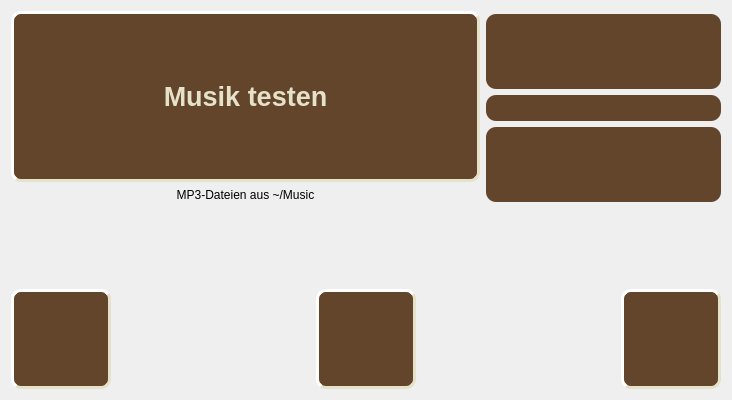
Above: formsettings.ui from cilo72/raspi_clock before the change. Below: the same form after it.
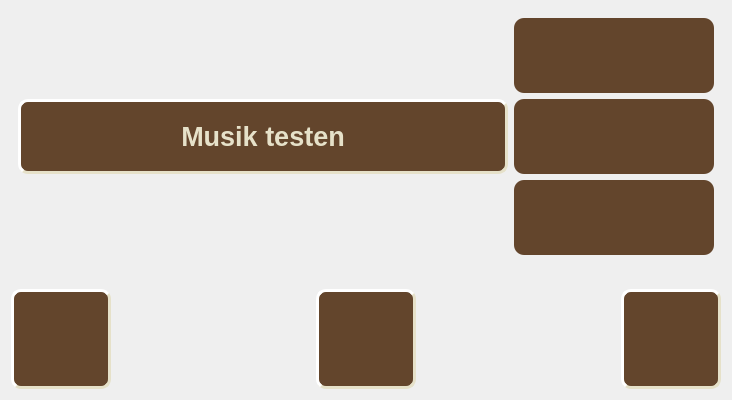
That is the form after the change. Icons and pictures are not drawn.

```diff
--- a/formsettings.ui
+++ b/formsettings.ui
@@ -38,64 +38,73 @@
   </property>
   <layout class="QVBoxLayout" name="verticalLayout">
    <item>
-    <layout class="QHBoxLayout" name="horizontalLayout" stretch="2,1">
+    <layout class="QGridLayout" name="gridLayout_3">
      <property name="leftMargin">
-      <number>0</number>
+      <number>7</number>
      </property>
      <property name="topMargin">
-      <number>0</number>
+      <number>7</number>
      </property>
      <property name="rightMargin">
-      <number>0</number>
+      <number>7</number>
      </property>
      <property name="bottomMargin">
-      <number>0</number>
+      <number>7</number>
      </property>
-     <item>
-      <layout class="QVBoxLayout" name="musicLayout">
-       <item>
-        <widget class="QToolButton" name="pushButtonTest">
-         <property name="sizePolicy">
-          <sizepolicy hsizetype="Expanding" vsizetype="Expanding">
-           <horstretch>0</horstretch>
-           <verstretch>0</verstretch>
-          </sizepolicy>
-         </property>
-         <property name="minimumSize">
-          <size><width>0</width><height>100</height></size>
-         </property>
-         <property name="font">
-          <font><pointsize>20</pointsize><bold>true</bold></font>
-         </property>
-         <property name="text"><string>Musik testen</string></property>
-         <property name="checkable"><bool>true</bool></property>
-         <property name="toolButtonStyle"><enum>Qt::ToolButtonTextOnly</enum></property>
-        </widget>
-       </item>
-       <item>
-        <widget class="QLabel" name="labelMusicStatus">
-         <property name="text"><string>MP3-Dateien aus ~/Music</string></property>
-         <property name="alignment"><set>Qt::AlignCenter</set></property>
-         <property name="wordWrap"><bool>true</bool></property>
-        </widget>
-       </item>
-      </layout>
+     <item row="2" column="1">
+      <widget class="QPushButton" name="pushButtonVolumeIncrement">
+       <property name="minimumSize">
+        <size>
+         <width>200</width>
+         <height>75</height>
+        </size>
+       </property>
+       <property name="maximumSize">
+        <size>
+         <width>200</width>
+         <height>16777215</height>
+        </size>
+       </property>
+       <property name="styleSheet">
+        <string notr="true">QPushButton {
+    background-color: rgb(99, 69, 44);
+    border-style: outset;
+    border-width: 0px;
+    border-radius: 10px;
+    border-color: rgb(230, 225, 201);
+    padding: 6px;
+	image: url(:/icons/icons/plus-on.svg);
+}
+
+QPushButton:pressed {
+    border-style: inset;
+	border-color: rgb(172, 147,98);
+
+	image: url(:/icons/icons/plus-off.svg);
+}
+
+QPushButton:disabled {
+    border-style: inset;
+	border-color: rgb(0, 147,98);
+
+	image: url(:/icons/icons/plus-off.svg);
+}</string>
+       </property>
+       <property name="text">
+        <string/>
+       </property>
+      </widget>
      </item>
-     <item>
-      <layout class="QVBoxLayout" name="verticalLayout_2">
-       <property name="topMargin">
-        <number>3</number>
+     <item row="0" column="1">
+      <widget class="QPushButton" name="pushButtonVolumeDecrement">
+       <property name="minimumSize">
+        <size>
+         <width>0</width>
+         <height>75</height>
+        </size>
        </property>
-       <item>
-        <widget class="QPushButton" name="pushButtonVolumeDecrement">
-         <property name="minimumSize">
-          <size>
-           <width>0</width>
-           <height>75</height>
-          </size>
-         </property>
-         <property name="styleSheet">
-          <string notr="true">QPushButton {
+       <property name="styleSheet">
+        <string notr="true">QPushButton {
     background-color: rgb(99, 69, 44);
     border-style: outset;
     border-width: 0px;
@@ -118,16 +127,59 @@
 
 	image: url(:/icons/icons/minus-off.svg);
 }</string>
-         </property>
-         <property name="text">
-          <string/>
-         </property>
-        </widget>
-       </item>
-       <item>
-        <widget class="QLabel" name="labelVolume">
-         <property name="styleSheet">
-          <string notr="true">QLabel {
+       </property>
+       <property name="text">
+        <string/>
+       </property>
+      </widget>
+     </item>
+     <item row="1" column="0">
+      <widget class="QToolButton" name="pushButtonTest">
+       <property name="sizePolicy">
+        <sizepolicy hsizetype="Minimum" vsizetype="Expanding">
+         <horstretch>0</horstretch>
+         <verstretch>0</verstretch>
+        </sizepolicy>
+       </property>
+       <property name="minimumSize">
+        <size>
+         <width>0</width>
+         <height>75</height>
+        </size>
+       </property>
+       <property name="maximumSize">
+        <size>
+         <width>16777215</width>
+         <height>75</height>
+        </size>
+       </property>
+       <property name="font">
+        <font>
+         <pointsize>20</pointsize>
+         <bold>true</bold>
+        </font>
+       </property>
+       <property name="text">
+        <string>Musik testen</string>
+       </property>
+       <property name="checkable">
+        <bool>true</bool>
+       </property>
+       <property name="toolButtonStyle">
+        <enum>Qt::ToolButtonTextOnly</enum>
+       </property>
+      </widget>
+     </item>
+     <item row="1" column="1">
+      <widget class="QLabel" name="labelVolume">
+       <property name="minimumSize">
+        <size>
+         <width>0</width>
+         <height>75</height>
+        </size>
+       </property>
+       <property name="styleSheet">
+        <string notr="true">QLabel {
 	background-color: rgb(99, 69, 44);
    border-style: outset;
    border-width: 0px;
@@ -136,57 +188,30 @@
    padding: 6px;
   image: url(:/icons/icons/volume-0.svg);
  }</string>
-         </property>
-         <property name="text">
-          <string/>
-         </property>
-         <property name="scaledContents">
-          <bool>false</bool>
-         </property>
-         <property name="alignment">
-          <set>Qt::AlignCenter</set>
-         </property>
-        </widget>
-       </item>
-       <item>
-        <widget class="QPushButton" name="pushButtonVolumeIncrement">
-         <property name="minimumSize">
-          <size>
-           <width>0</width>
-           <height>75</height>
-          </size>
-         </property>
-         <property name="styleSheet">
-          <string notr="true">QPushButton {
-    background-color: rgb(99, 69, 44);
-    border-style: outset;
-    border-width: 0px;
-    border-radius: 10px;
-    border-color: rgb(230, 225, 201);
-    padding: 6px;
-	image: url(:/icons/icons/plus-on.svg);
-}
-
-QPushButton:pressed {
-    border-style: inset;
-	border-color: rgb(172, 147,98);
-
-	image: url(:/icons/icons/plus-off.svg);
-}
-
-QPushButton:disabled {
-    border-style: inset;
-	border-color: rgb(0, 147,98);
-
-	image: url(:/icons/icons/plus-off.svg);
-}</string>
-         </property>
-         <property name="text">
-          <string/>
-         </property>
-        </widget>
-       </item>
-      </layout>
+       </property>
+       <property name="text">
+        <string/>
+       </property>
+       <property name="scaledContents">
+        <bool>false</bool>
+       </property>
+       <property name="alignment">
+        <set>Qt::AlignCenter</set>
+       </property>
+      </widget>
+     </item>
+     <item row="2" column="0">
+      <widget class="QLabel" name="labelMusicStatus">
+       <property name="text">
+        <string/>
+       </property>
+       <property name="alignment">
+        <set>Qt::AlignCenter</set>
+       </property>
+       <property name="wordWrap">
+        <bool>true</bool>
+       </property>
+      </widget>
      </item>
     </layout>
    </item>
```
Left out of the diff: 4 changed lines with no effect on the pictures.
